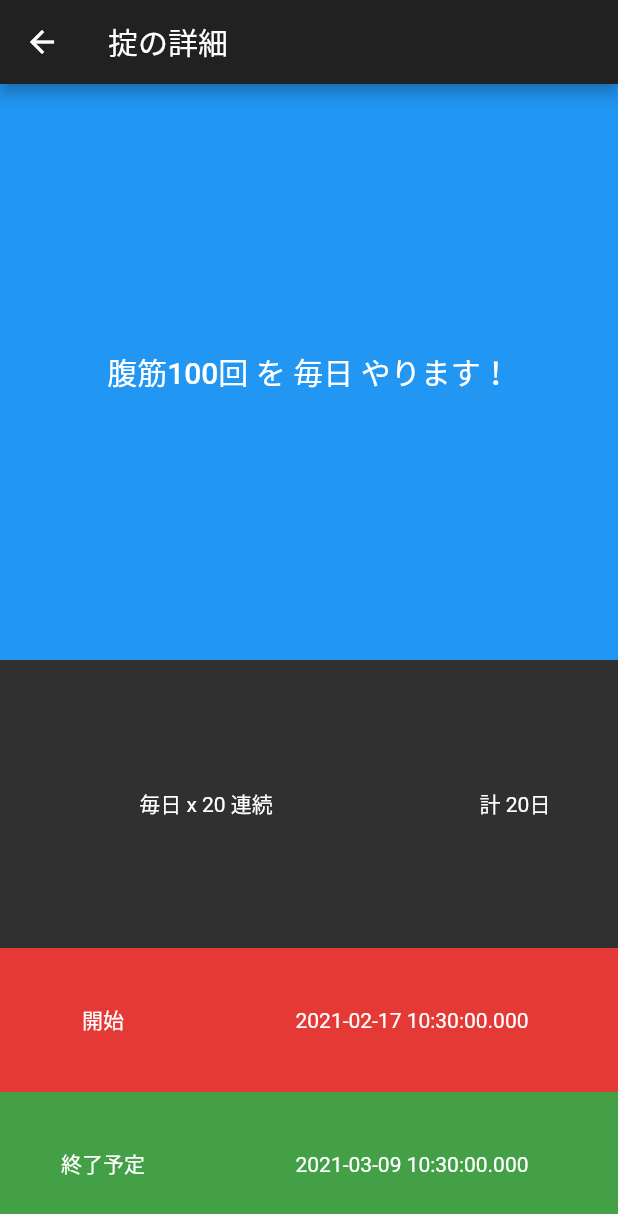
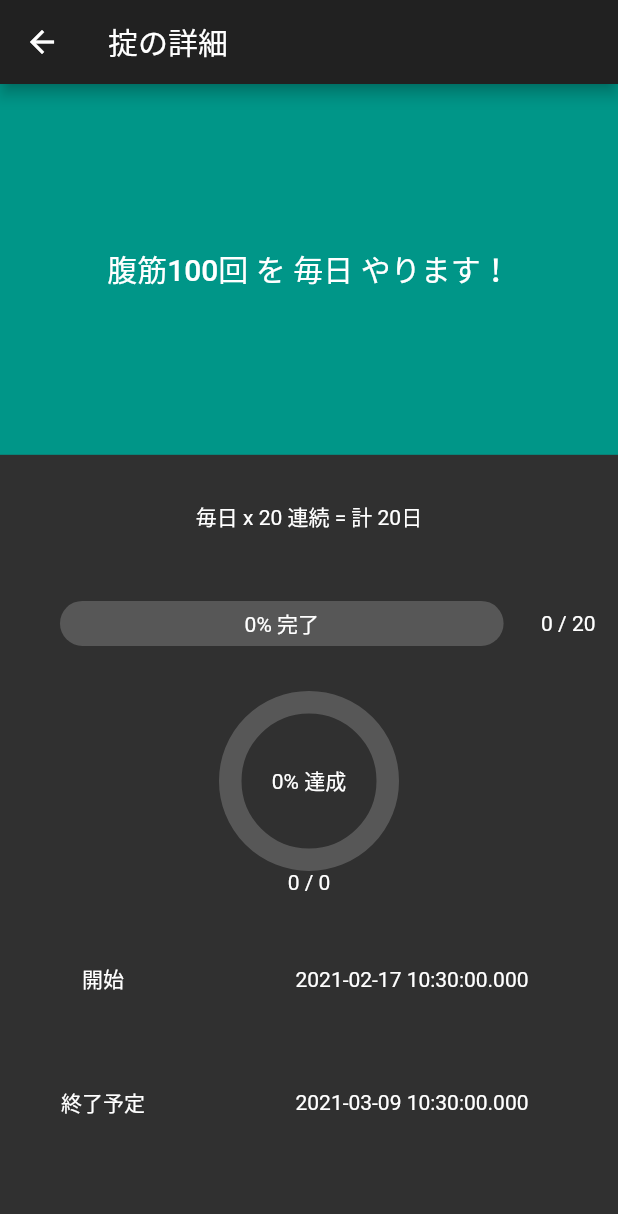
Before and after one commit to r0xyz/doneit, a Flutter app: the screen it shows after launch, after a tap on an icon or button, on a phone screen of 412 x 824 dp. Shown: the top 1214 px of the screen. Run offline on Flutter 3.47's test engine with Material 2 defaults, Android fonts, the phone set to English and light mode, and no system bars; drawn by our look-alikes of percent_indicator.

Commit message:
renew task information widgets

```diff
--- a/lib/widget/task_list.dart
+++ b/lib/widget/task_list.dart
@@ -1,4 +1,5 @@
 import 'package:flutter/material.dart';
+import 'package:percent_indicator/percent_indicator.dart';
 
 import 'package:doneit/util/task.dart';
 import "package:doneit/util/duration_format.dart";
@@ -11,9 +12,9 @@ class TaskListWidget extends StatefulWidget {
 class _TaskListWidget extends State<TaskListWidget> {
   final List<Task> _tasks = [
     Task("腹筋100回", Duration(days: 1), 20),
-    Task("腕立て", Duration(days: 1), 50),
-    Task("スクワット", Duration(days: 1), 36),
-    Task("腹筋", Duration(seconds: 5), 3),
+    Task("腕立て", Duration(days: 1), 50, [0, 0, 1, 1, 1, 0, 1, 0, 0, 0, 1]),
+    Task("スクワット", Duration(days: 1), 36, [0, 1, 1, 1, 1]),
+    Task("腹筋", Duration(seconds: 5), 3, [1, 0, 1]),
   ];
 
   @override
@@ -56,64 +57,81 @@ class TaskWidget extends StatelessWidget {
       appBar: AppBar(
         title: Text("掟の詳細"),
       ),
-      body: Column(children: [
+      body: ListView(children: [
+        Container(
+          height: MediaQuery.of(context).size.height * 0.3,
+          color: Colors.teal,
+          child: Column(mainAxisAlignment: MainAxisAlignment.center, children: [
+            Text("${task.title} を ${DurationFormat(task.duration.period, every: true)} やります！", style: Theme.of(context).textTheme.headline6),
+          ]),
+        ),
+        Container(
+          height: MediaQuery.of(context).size.height * 0.1,
+          child: Column(mainAxisAlignment: MainAxisAlignment.center, children: [
+            Text("${DurationFormat(task.duration.period, every: true)} x ${task.duration.repeat} 連続 = 計 ${DurationFormat(task.duration.total)}"),
+          ]),
+        ),
+        Container(
+          padding: EdgeInsets.all(15),
+          child: Column(mainAxisAlignment: MainAxisAlignment.center, children: [
+            LinearPercentIndicator(
+              padding: EdgeInsets.symmetric(horizontal: 25),
+              lineHeight: 30,
+              animation: true,
+              animationDuration: 3000,
+              percent: task.progress.completedRate,
+              center: Text("${(task.progress.completedRate * 100).toInt()}% 完了"),
+              trailing: Text("${task.progress.completedCount} / ${task.progress.length}"),
+              linearStrokeCap: LinearStrokeCap.roundAll,
+              progressColor: Colors.blue,
+              backgroundColor: Theme.of(context).splashColor,
+            ),
+          ]),
+        ),
+        Container(
+          padding: EdgeInsets.all(15),
+          child: Column(mainAxisAlignment: MainAxisAlignment.center, children: [
+            CircularPercentIndicator(
+              radius: 120,
+              lineWidth: 15,
+              animation: true,
+              animationDuration: 4000,
+              percent: task.progress.succeedRate,
+              center: Text("${(task.progress.succeedRate * 100).toInt()}% 達成"),
+              footer: Text("${task.progress.succeedCount} / ${task.progress.failedCount}"),
+              progressColor: Colors.green,
+              backgroundColor: Theme.of(context).splashColor,
+            ),
+          ]),
+        ),
+        Container(
+          height: MediaQuery.of(context).size.height * 0.1,
+          child: Column(mainAxisAlignment: MainAxisAlignment.center, children: [
+            Row(children: [
               Expanded(
                 flex: 1,
-          child: Container(
-            color: Colors.blue,
-            child: Center(child: Text("${task.title} を ${DurationFormat(task.duration.period, every: true)} やります！", style: Theme.of(context).textTheme.headline6)),
-          ),
-        ),
-        Expanded(
-          flex: 1,
-          child: Column(children: [
-            Expanded(
-              flex: 2,
-              child: Container(
-                child: Row(children: [
-                  Expanded(
-                    flex: 2,
-                    child: Column(mainAxisAlignment: MainAxisAlignment.center, children: [Text("${DurationFormat(task.duration.period, every: true)} x ${task.duration.repeat} 連続")]),
-                  ),
-                  Expanded(
-                    flex: 1,
-                    child: Column(mainAxisAlignment: MainAxisAlignment.center, children: [Text("計 ${DurationFormat(task.duration.total)}")]),
-                  )
-                ]),
-              ),
-            ),
-            Expanded(
-              flex: 1,
-              child: Container(
-                color: Colors.red[600],
-                child: Row(children: [
-                  Expanded(
-                    flex: 1,
-                    child: Column(mainAxisAlignment: MainAxisAlignment.center, children: [Text("開始")]),
+                child: Column(children: [Text("開始")]),
               ),
               Expanded(
                 flex: 2,
-                    child: Column(mainAxisAlignment: MainAxisAlignment.center, children: [Text("${task.duration.startedAt}")]),
+                child: Column(children: [Text("${task.duration.startedAt}")]),
               )
             ]),
+          ]),
         ),
-            ),
+        Container(
+          height: MediaQuery.of(context).size.height * 0.1,
+          child: Column(mainAxisAlignment: MainAxisAlignment.center, children: [
+            Row(children: [
               Expanded(
                 flex: 1,
-              child: Container(
-                color: Colors.green[600],
-                child: Row(children: [
-                  Expanded(
-                    flex: 1,
-                    child: Column(mainAxisAlignment: MainAxisAlignment.center, children: [Text("終了予定")]),
+                child: Column(children: [Text("終了予定")]),
               ),
               Expanded(
                 flex: 2,
-                    child: Column(mainAxisAlignment: MainAxisAlignment.center, children: [Text("${task.duration.endsAt}")]),
+                child: Column(children: [Text("${task.duration.endsAt}")]),
               )
             ]),
-              ),
-            ),
           ]),
         ),
       ]),
--- a/quickchart/completed.json
+++ /dev/null
@@ -1,41 +0,0 @@
-{
-  "type": "doughnut",
-  "data": {
-    "datasets": [
-      {
-        "data": [
-          "$SUCCEED_COUNT",
-          "$FAILED_COUNT"
-        ],
-        "backgroundColor": [
-          "rgb(74, 255, 88)",
-          "rgb(255, 99, 132)"
-        ]
-      }
-    ]
-  },
-  "options": {
-    "rotation": Math.PI,
-    "circumference": Math.PI,
-    "cutoutPercentage": 75,
-    "plugins": {
-      "doughnutlabel": {
-        "labels": [
-          {
-            "text": "\n達成率",
-            "color": "#aaa",
-            "font": {
-              "size": "25"
-            }
-          },
-          {
-            "text": "\n$SUCCEED_RATE%",
-            "font": {
-              "size": "40"
-            }
-          }
-        ]
-      }
-    }
-  }
-}
```
Lines whose indentation alone changed are shown as unchanged.
